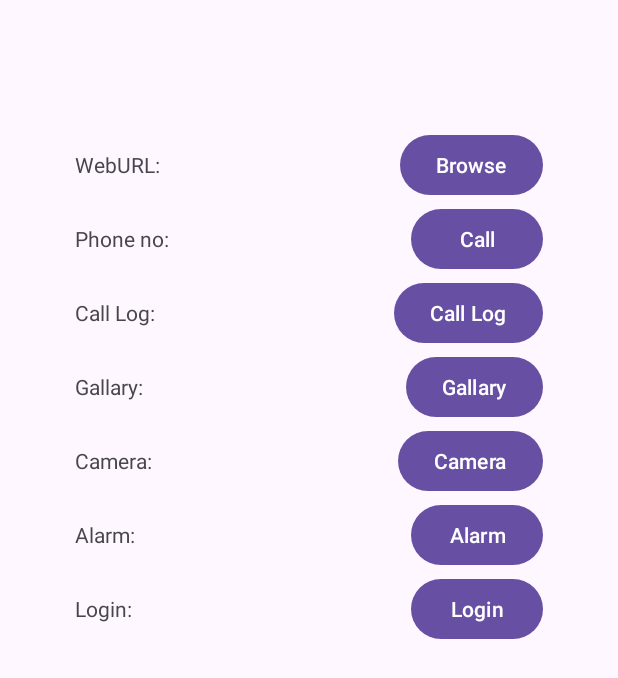
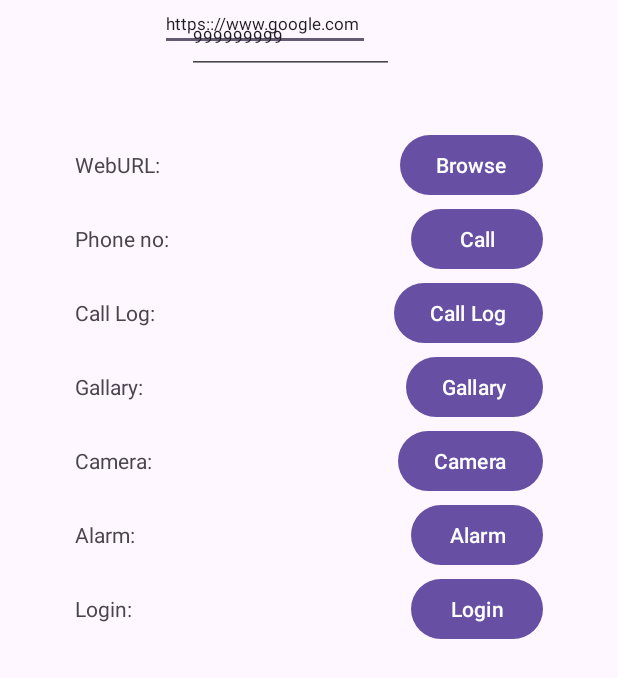
Before and after one commit to omkushwaha9/MAD_24012022002_P3, an Android app: the screen it shows after launch (MainActivity), on a phone screen of 412 x 824 dp. Shown: the top 678 px of the screen. Run offline under Robolectric (Android 15) with nearby library versions, the phone set to English and light mode, and no system bars.

Commit message:
Practical-3

```diff
--- a/app/src/main/res/layout/activity_login.xml
+++ b/app/src/main/res/layout/activity_login.xml
@@ -73,13 +73,13 @@
                 app:layout_constraintTop_toTopOf="parent" />
 
             <Button
+                android:id="@+id/buttonLogin"
                 android:layout_width="wrap_content"
                 android:layout_height="wrap_content"
-                android:layout_margin="0dp"
                 android:text="Login"
                 app:layout_constraintBottom_toBottomOf="parent"
-                app:layout_constraintEnd_toEndOf="0"
-                app:layout_constraintStart_toStartOf="0"/>
+                app:layout_constraintEnd_toEndOf="parent"
+                app:layout_constraintStart_toStartOf="parent" />
 
 
         </androidx.constraintlayout.widget.ConstraintLayout>
--- a/app/src/main/res/layout/activity_main.xml
+++ b/app/src/main/res/layout/activity_main.xml
@@ -18,6 +18,7 @@
         app:layout_constraintTop_toTopOf="parent" />
 
     <Button
+        android:id="@+id/buttonbrowse"
         android:layout_width="wrap_content"
         android:layout_height="wrap_content"
         android:layout_marginEnd="50dp"
@@ -35,6 +36,7 @@
         app:layout_constraintTop_toBottomOf="@+id/textView" />
 
     <Button
+        android:id="@+id/buttoncall"
         android:layout_width="wrap_content"
         android:layout_height="wrap_content"
         android:layout_marginEnd="50dp"
@@ -52,6 +54,7 @@
         app:layout_constraintTop_toBottomOf="@+id/textView2" />
 
     <Button
+        android:id="@+id/buttoncalllog"
         android:layout_width="wrap_content"
         android:layout_height="wrap_content"
         android:layout_marginEnd="50dp"
@@ -69,6 +72,7 @@
         app:layout_constraintTop_toBottomOf="@+id/textView3" />
 
     <Button
+        android:id="@+id/buttongallery"
         android:layout_width="wrap_content"
         android:layout_height="wrap_content"
         android:layout_marginEnd="50dp"
@@ -86,6 +90,7 @@
         app:layout_constraintTop_toBottomOf="@+id/textView4" />
 
     <Button
+        android:id="@+id/buttonCamera"
         android:layout_width="wrap_content"
         android:layout_height="wrap_content"
         android:layout_marginEnd="50dp"
@@ -103,6 +108,7 @@
         app:layout_constraintTop_toBottomOf="@+id/textView5" />
 
     <Button
+        android:id="@+id/buttonAlarm"
         android:layout_width="wrap_content"
         android:layout_height="wrap_content"
         android:layout_marginEnd="50dp"
@@ -120,6 +126,7 @@
         app:layout_constraintTop_toBottomOf="@+id/textView6" />
 
     <Button
+        android:id="@+id/buttonLogin"
         android:layout_width="wrap_content"
         android:layout_height="wrap_content"
         android:layout_marginEnd="50dp"
@@ -127,5 +134,30 @@
         app:layout_constraintBaseline_toBaselineOf="@+id/textView7"
         app:layout_constraintEnd_toEndOf="parent" />
 
+    <EditText
+        android:id="@+id/editTextTextEmailAddress"
+        android:layout_width="140dp"
+        android:layout_height="34dp"
+        android:ems="10"
+        android:inputType="textEmailAddress"
+        app:layout_constraintStart_toEndOf="@+id/textView"
+        tools:layout_editor_absoluteY="89dp"
+        android:text="https:://www.google.com"
+        android:textSize="11dp"/>
+
+    <EditText
+        android:id="@+id/editTextPhone"
+        android:layout_width="138dp"
+        android:layout_height="49dp"
+        android:ems="10"
+        android:inputType="phone"
+        app:layout_constraintEnd_toStartOf="@+id/buttoncall"
+        app:layout_constraintStart_toEndOf="@+id/textView2"
+        tools:layout_editor_absoluteY="126dp"
+        android:text="999999999"
+        android:textSize="11dp"/>
+
+
+
 
 </androidx.constraintlayout.widget.ConstraintLayout>
--- /dev/null
+++ b/app/src/main/res/layout/color.xml
@@ -0,0 +1,6 @@
+<?xml version="1.0" encoding="utf-8"?>
+<LinearLayout xmlns:android="http://schemas.android.com/apk/res/android"
+    android:layout_width="match_parent"
+    android:layout_height="match_parent">
+
+</LinearLayout>
```
